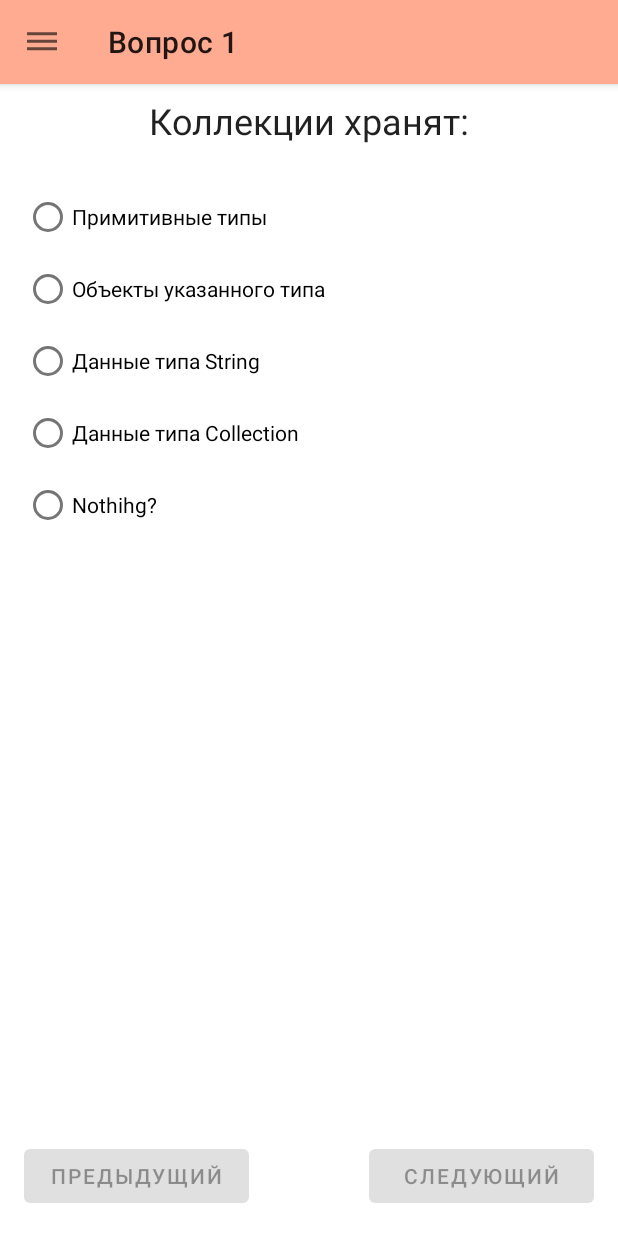
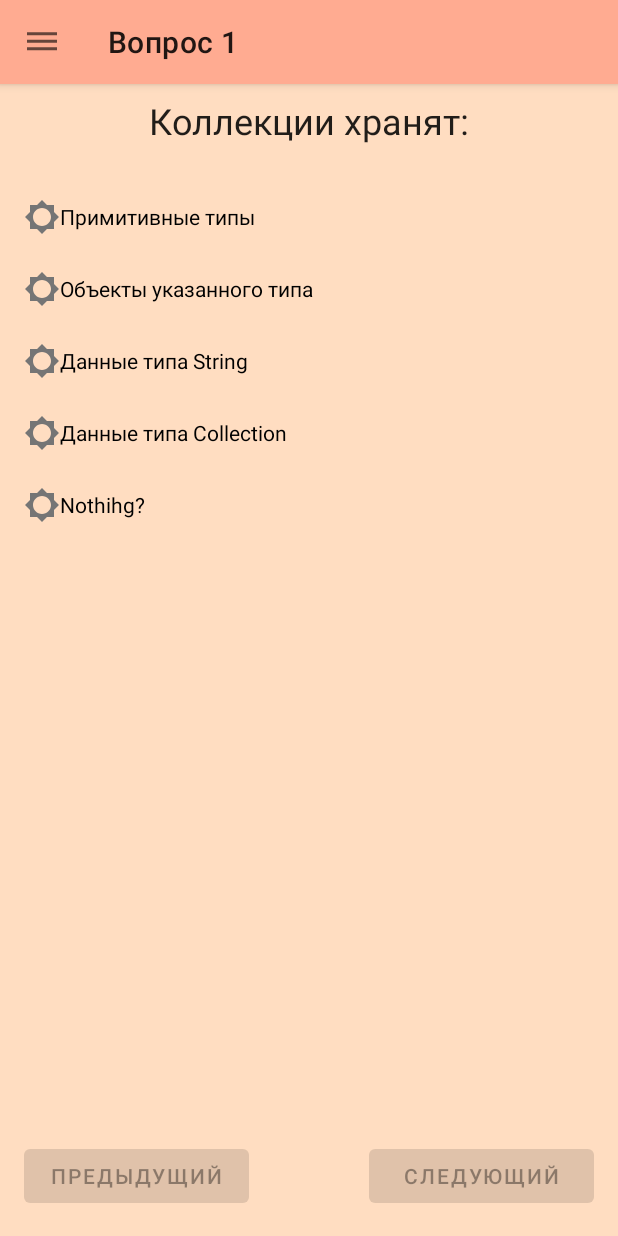
Before and after one commit to KsArt-IT/rsschool2021-Android-task-quiz, an Android app: the screen it shows after launch (MainActivity), on a phone screen of 412 x 824 dp. Run offline under Robolectric (Android 15) with nearby library versions, the phone set to English and light mode, and no system bars.

Commit message:
fix: night themes

```diff
--- a/app/src/main/java/ru/ksart/quiz/presentation/ui/MainActivity.kt
+++ b/app/src/main/java/ru/ksart/quiz/presentation/ui/MainActivity.kt
@@ -1,6 +1,7 @@
 package ru.ksart.quiz.presentation.ui
 
 import android.R.attr
+import android.annotation.SuppressLint
 import android.content.Intent
 import android.os.Bundle
 import android.util.TypedValue
@@ -83,6 +84,7 @@ class MainActivity : AppCompatActivity() {
         Toast.makeText(this, message, Toast.LENGTH_SHORT).show()
     }
 
+    @SuppressLint("QueryPermissionsNeeded")
     private fun share(message: String) {
         val intent = Intent(Intent.ACTION_SEND).apply {
             putExtra(Intent.EXTRA_EMAIL, arrayOf("ksart.it.001@gmail.com"))
--- a/app/src/main/java/ru/ksart/quiz/presentation/ui/QuizFragment.kt
+++ b/app/src/main/java/ru/ksart/quiz/presentation/ui/QuizFragment.kt
@@ -4,11 +4,10 @@ import android.os.Bundle
 import android.view.LayoutInflater
 import android.view.View
 import android.view.ViewGroup
-import android.widget.RadioButton
-import com.google.android.material.radiobutton.MaterialRadioButton
 import android.widget.Toast
 import androidx.fragment.app.Fragment
 import androidx.fragment.app.activityViewModels
+import com.google.android.material.radiobutton.MaterialRadioButton
 import ru.ksart.quiz.R
 import ru.ksart.quiz.databinding.FragmentQuizBinding
 import ru.ksart.quiz.presentation.viewmodels.QuizViewModel
@@ -55,11 +54,10 @@ class QuizFragment : Fragment(R.layout.fragment_quiz) {
         }
         // установим обработчик
         binding.answerRadioGroup.setOnCheckedChangeListener { group, checkedId ->
-            binding.answerRadioGroup.findViewById<RadioButton>(checkedId)?.let {
-                group.indexOfChild(it).takeIf { it >= 0 }?.let { checkedIndex ->
-                    DebugHelper.log("QuizFragment|checkedIndex: ${checkedIndex}")
-                    viewModel.setAnswer(checkedIndex)
-                }
+            binding.answerRadioGroup.findViewById<View>(checkedId)?.let { view ->
+                val checkedIndex = view.tag as? Int ?: -1
+                DebugHelper.log("QuizFragment|checkedIndex: $checkedIndex")
+                viewModel.setAnswer(checkedIndex)
             }
         }
     }
@@ -85,14 +83,14 @@ class QuizFragment : Fragment(R.layout.fragment_quiz) {
             // вопрос
             binding.questionTextView.text = question.question
             // заполняем ответы
-            val selected = question.answerSelected
-            DebugHelper.log("QuizFragment|answerSelected: ${selected}")
+            DebugHelper.log("QuizFragment|answerSelected: ${question.answerSelected}")
             question.answers.forEachIndexed { index, answer ->
                 // создаем
-                // com.google.android.material.radiobutton.MaterialRadioButton
                 val radioButton = MaterialRadioButton(binding.answerRadioGroup.context)
-                if (index == selected) {
-                    DebugHelper.log("QuizFragment|answerSelected: ${selected}")
+                radioButton.setButtonDrawable(R.drawable.radiobutton_selector)
+                radioButton.tag = index
+                if (index == question.answerSelected) {
+                    DebugHelper.log("QuizFragment|answerSelected: ${question.answerSelected}")
                     radioButton.isChecked = true
                 }
                 radioButton.text = answer.text
--- a/app/src/main/java/ru/ksart/quiz/presentation/viewmodels/QuizViewModel.kt
+++ b/app/src/main/java/ru/ksart/quiz/presentation/viewmodels/QuizViewModel.kt
@@ -22,7 +22,6 @@ class QuizViewModel : ViewModel() {
 
     // номер вопроса
     private var questionCurrent = 0
-        private set
 
     // номер вопроса для титула
     val titleN get() = questionCurrent + 1
--- /dev/null
+++ b/app/src/main/res/drawable/ic_radio.xml
@@ -0,0 +1,10 @@
+<vector xmlns:android="http://schemas.android.com/apk/res/android"
+    android:width="24dp"
+    android:height="24dp"
+    android:viewportWidth="24"
+    android:viewportHeight="24"
+    android:tint="?attr/colorControlNormal">
+  <path
+      android:fillColor="@android:color/white"
+      android:pathData="M20,15.31L23.31,12 20,8.69V4h-4.69L12,0.69 8.69,4H4v4.69L0.69,12 4,15.31V20h4.69L12,23.31 15.31,20H20v-4.69zM12,18c-3.31,0 -6,-2.69 -6,-6s2.69,-6 6,-6 6,2.69 6,6 -2.69,6 -6,6z"/>
+</vector>
--- /dev/null
+++ b/app/src/main/res/drawable/ic_radio_down.xml
@@ -0,0 +1,10 @@
+<vector xmlns:android="http://schemas.android.com/apk/res/android"
+    android:width="24dp"
+    android:height="24dp"
+    android:viewportWidth="24"
+    android:viewportHeight="24"
+    android:tint="?attr/colorControlNormal">
+  <path
+      android:fillColor="@android:color/white"
+      android:pathData="M19.77,5.03l1.4,1.4L8.43,19.17l-5.6,-5.6 1.4,-1.4 4.2,4.2L19.77,5.03m0,-2.83L8.43,13.54l-4.2,-4.2L0,13.57 8.43,22 24,6.43 19.77,2.2z"/>
+</vector>
--- /dev/null
+++ b/app/src/main/res/drawable/radiobutton_selector.xml
@@ -0,0 +1,5 @@
+<?xml version="1.0" encoding="utf-8"?>
+<selector xmlns:android="http://schemas.android.com/apk/res/android">
+    <item android:drawable="@drawable/ic_radio_down" android:state_checked="true" />
+    <item android:drawable="@drawable/ic_radio" android:state_checked="false" />
+</selector>
--- a/app/src/main/res/values-night/themes.xml
+++ b/app/src/main/res/values-night/themes.xml
@@ -1,16 +1,100 @@
 <resources xmlns:tools="http://schemas.android.com/tools">
     <!-- Base application theme. -->
-    <style name="Theme.Quiz" parent="Theme.MaterialComponents.DayNight.DarkActionBar">
+    <style name="Theme.Quiz" parent="Theme.MaterialComponents.Light.NoActionBar">
         <!-- Primary brand color. -->
-        <item name="colorPrimary">@color/purple_200</item>
+        <item name="colorPrimary">@color/purple_500</item>
         <item name="colorPrimaryVariant">@color/purple_700</item>
         <item name="colorOnPrimary">@color/black</item>
         <!-- Secondary brand color. -->
         <item name="colorSecondary">@color/teal_200</item>
-        <item name="colorSecondaryVariant">@color/teal_200</item>
+        <item name="colorSecondaryVariant">@color/teal_700</item>
         <item name="colorOnSecondary">@color/black</item>
         <!-- Status bar color. -->
         <item name="android:statusBarColor" tools:targetApi="l">?attr/colorPrimaryVariant</item>
         <!-- Customize your theme here. -->
+        <item name="android:colorBackground">?attr/colorSecondaryVariant</item>
+        <item name="android:radioButtonStyle">@style/MyRadioButton</item>
+    </style>
+
+    <style name="MyRadioButton" parent="Theme.Quiz">
+        <item name="colorControlNormal">?attr/colorPrimaryVariant</item>
+        <item name="colorControlActivated">?attr/colorSecondaryVariant</item>
+    </style>
+
+    <style name="Theme.Quiz.First" parent="Theme.Quiz">
+        <item name="colorPrimary">@color/deep_orange_200</item>
+        <item name="colorPrimaryDark">@color/deep_orange_200_dark</item>
+        <item name="colorPrimaryVariant">@color/deep_orange_200_dark</item>
+
+        <item name="colorSecondary">@color/deep_orange_200</item>
+        <item name="colorSecondaryVariant">@color/deep_orange_200_light</item>
+        <!-- Status bar color. -->
+        <item name="android:statusBarColor">@color/deep_orange_200_dark</item>
+    </style>
+
+    <style name="Theme.Quiz.Second" parent="Theme.Quiz">
+        <item name="colorPrimary">@color/yellow_200</item>
+        <item name="colorPrimaryDark">@color/yellow_200_dark</item>
+        <item name="colorPrimaryVariant">@color/yellow_200_dark</item>
+
+        <item name="colorSecondary">@color/yellow_200</item>
+        <item name="colorSecondaryVariant">@color/yellow_200_light</item>
+        <!-- Status bar color. -->
+        <item name="android:statusBarColor">@color/yellow_200_dark</item>
+    </style>
+
+    <style name="Theme.Quiz.Third" parent="Theme.Quiz">
+        <item name="colorPrimary">@color/light_green_200</item>
+        <item name="colorPrimaryDark">@color/light_green_200_dark</item>
+        <item name="colorPrimaryVariant">@color/light_green_200_dark</item>
+
+        <item name="colorSecondary">@color/light_green_200</item>
+        <item name="colorSecondaryVariant">@color/light_green_200_light</item>
+        <!-- Status bar color. -->
+        <item name="android:statusBarColor">@color/light_green_200_dark</item>
+    </style>
+
+    <style name="Theme.Quiz.Fourth" parent="Theme.Quiz">
+        <item name="colorPrimary">@color/blue_200</item>
+        <item name="colorPrimaryDark">@color/blue_200_dark</item>
+        <item name="colorPrimaryVariant">@color/blue_200_dark</item>
+
+        <item name="colorSecondary">@color/blue_200</item>
+        <item name="colorSecondaryVariant">@color/blue_200_light</item>
+        <!-- Status bar color. -->
+        <item name="android:statusBarColor">@color/blue_200_dark</item>
+    </style>
+
+    <style name="Theme.Quiz.Fifth" parent="Theme.Quiz">
+        <item name="colorPrimary">@color/deep_purple_200</item>
+        <item name="colorPrimaryDark">@color/deep_purple_200_dark</item>
+        <item name="colorPrimaryVariant">@color/deep_purple_200_dark</item>
+
+        <item name="colorSecondary">@color/deep_purple_200</item>
+        <item name="colorSecondaryVariant">@color/deep_purple_200_light</item>
+        <!-- Status bar color. -->
+        <item name="android:statusBarColor">@color/deep_purple_200_dark</item>
+    </style>
+
+    <style name="Theme.Quiz.Result" parent="Theme.Quiz">
+        <item name="colorPrimary">@color/red_200</item>
+        <item name="colorPrimaryDark">@color/red_200_dark</item>
+        <item name="colorPrimaryVariant">@color/red_200_dark</item>
+
+        <item name="colorSecondary">@color/red_200</item>
+        <item name="colorSecondaryVariant">@color/red_200_light</item>
+        <!-- Status bar color. -->
+        <item name="android:statusBarColor">@color/red_200_dark</item>
+    </style>
+
+    <style name="Theme.Quiz.Start" parent="Theme.Quiz">
+        <item name="colorPrimary">@color/teal_300</item>
+        <item name="colorPrimaryDark">@color/teal_300_dark</item>
+        <item name="colorPrimaryVariant">@color/teal_300_dark</item>
+
+        <item name="colorSecondary">@color/teal_300</item>
+        <item name="colorSecondaryVariant">@color/teal_300_light</item>
+        <!-- Status bar color. -->
+        <item name="android:statusBarColor">@color/teal_300_dark</item>
     </style>
 </resources>
--- a/app/src/main/res/values/themes.xml
+++ b/app/src/main/res/values/themes.xml
@@ -12,6 +12,12 @@
         <!-- Status bar color. -->
         <item name="android:statusBarColor" tools:targetApi="l">?attr/colorPrimaryVariant</item>
         <!-- Customize your theme here. -->
+        <item name="android:colorBackground">?attr/colorSecondaryVariant</item>
+        <item name="android:radioButtonStyle">@style/MyRadioButton</item>
+    </style>
+    <style name="MyRadioButton" parent="Theme.Quiz">
+        <item name="colorControlNormal">?attr/colorPrimaryVariant</item>
+        <item name="colorControlActivated">?attr/colorSecondaryVariant</item>
     </style>
     <style name="Theme.Quiz.First" parent="Theme.Quiz">
         <item name="colorPrimary">@color/deep_orange_200</item>
--- a/build.gradle
+++ b/build.gradle
@@ -2,7 +2,7 @@
 buildscript {
     ext {
         kotlin_version = '1.5.10'
-        fragment_version = '1.3.4'
+        fragment_version = '1.3.5'
         lifecycle_version = '2.3.1'
         nav_version = '2.3.5'
     }
```
